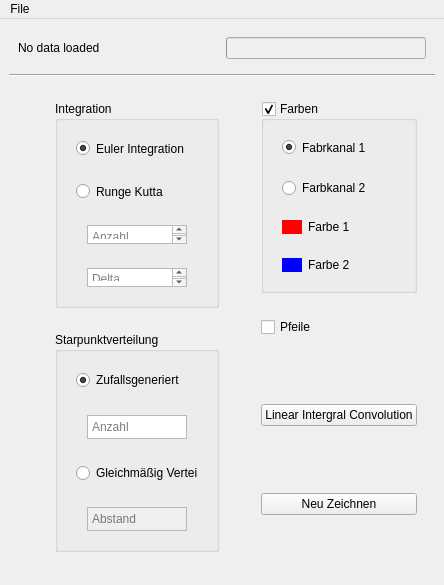
Above: res/MainWindow.ui from e1325103/Visualisierung before the change. Below: the same form after it.
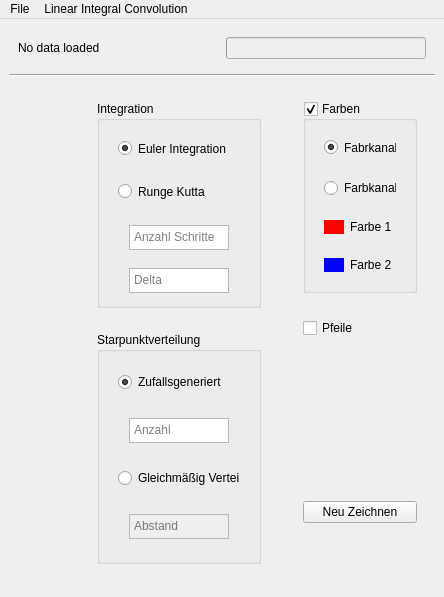
That is the form after the change.

The edit to the form file:
```diff
--- a/res/MainWindow.ui
+++ b/res/MainWindow.ui
@@ -172,6 +172,12 @@
                    <layout class="QHBoxLayout" name="horizontalLayout_4">
                     <item>
                      <widget class="QTextEdit" name="textSteps">
+                      <property name="minimumSize">
+                       <size>
+                        <width>0</width>
+                        <height>25</height>
+                       </size>
+                      </property>
                       <property name="maximumSize">
                        <size>
                         <width>100</width>
@@ -207,6 +213,12 @@
                    <layout class="QHBoxLayout" name="horizontalLayout_5">
                     <item>
                      <widget class="QTextEdit" name="textDelta">
+                      <property name="minimumSize">
+                       <size>
+                        <width>0</width>
+                        <height>25</height>
+                       </size>
+                      </property>
                       <property name="maximumSize">
                        <size>
                         <width>100</width>
@@ -229,6 +241,12 @@
            </item>
            <item>
             <widget class="QWidget" name="widget_14" native="true">
+             <property name="minimumSize">
+              <size>
+               <width>0</width>
+               <height>250</height>
+              </size>
+             </property>
              <property name="maximumSize">
               <size>
                <width>16777215</width>
@@ -281,6 +299,12 @@
                    <layout class="QHBoxLayout" name="horizontalLayout_8">
                     <item>
                      <widget class="QTextEdit" name="textNumberRandom">
+                      <property name="minimumSize">
+                       <size>
+                        <width>0</width>
+                        <height>25</height>
+                       </size>
+                      </property>
                       <property name="maximumSize">
                        <size>
                         <width>100</width>
@@ -341,6 +365,12 @@
                       <property name="enabled">
                        <bool>false</bool>
                       </property>
+                      <property name="minimumSize">
+                       <size>
+                        <width>0</width>
+                        <height>25</height>
+                       </size>
+                      </property>
                       <property name="maximumSize">
                        <size>
                         <width>100</width>
@@ -379,9 +409,15 @@
         </item>
         <item>
          <widget class="QWidget" name="widget_4" native="true">
+          <property name="minimumSize">
+           <size>
+            <width>150</width>
+            <height>0</height>
+           </size>
+          </property>
           <property name="maximumSize">
            <size>
-            <width>200</width>
+            <width>150</width>
             <height>16777215</height>
            </size>
           </property>
@@ -1359,22 +1395,17 @@
                <height>40</height>
               </size>
              </property>
-             <layout class="QVBoxLayout" name="verticalLayout_9">
-              <item>
-               <widget class="QPushButton" name="buttonLic">
-                <property name="text">
-                 <string>Linear Intergral Convolution</string>
-                </property>
-                <property name="default">
-                 <bool>false</bool>
-                </property>
-               </widget>
-              </item>
-             </layout>
+             <layout class="QVBoxLayout" name="verticalLayout_9"/>
             </widget>
            </item>
            <item>
             <widget class="QWidget" name="widget_21" native="true">
+             <property name="minimumSize">
+              <size>
+               <width>0</width>
+               <height>40</height>
+              </size>
+             </property>
              <property name="maximumSize">
               <size>
                <width>16777215</width>
@@ -1431,7 +1462,14 @@
     <addaction name="separator"/>
     <addaction name="actionClose"/>
    </widget>
+   <widget class="QMenu" name="menuLinear_Integral_Convolution">
+    <property name="title">
+     <string>Linear Integral Convolution</string>
+    </property>
+    <addaction name="actionLIC"/>
+   </widget>
    <addaction name="menuFile"/>
+   <addaction name="menuLinear_Integral_Convolution"/>
   </widget>
   <action name="actionOpen">
    <property name="text">
```
Left out of the diff: 11 changed lines with no effect on the pictures.
